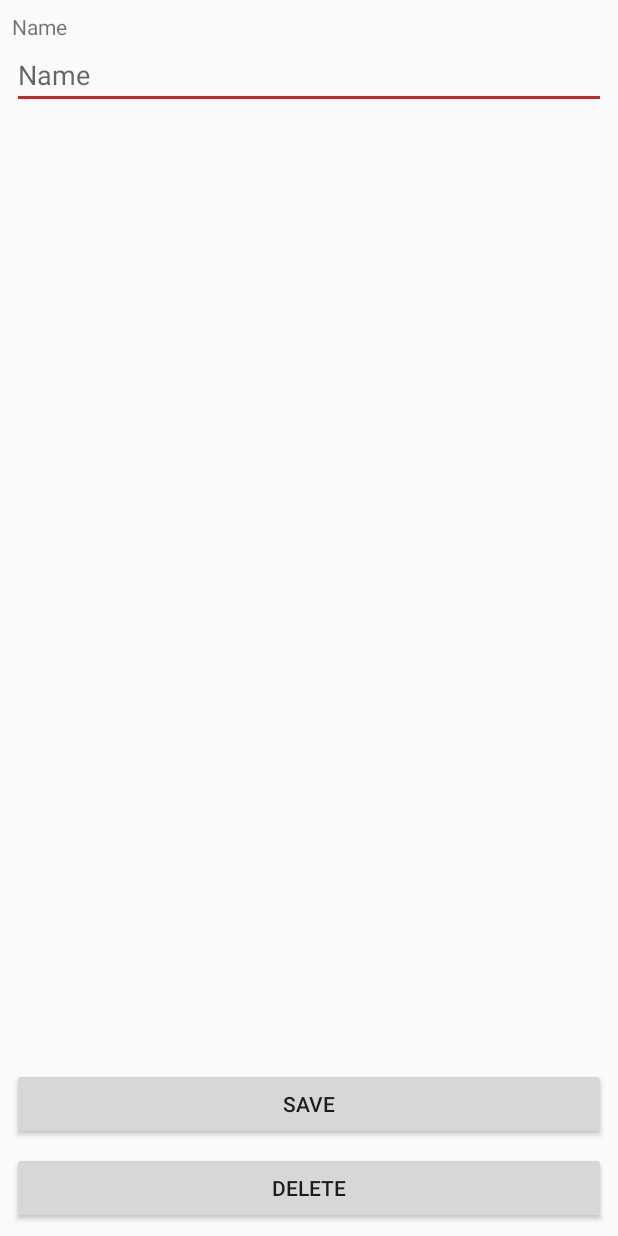
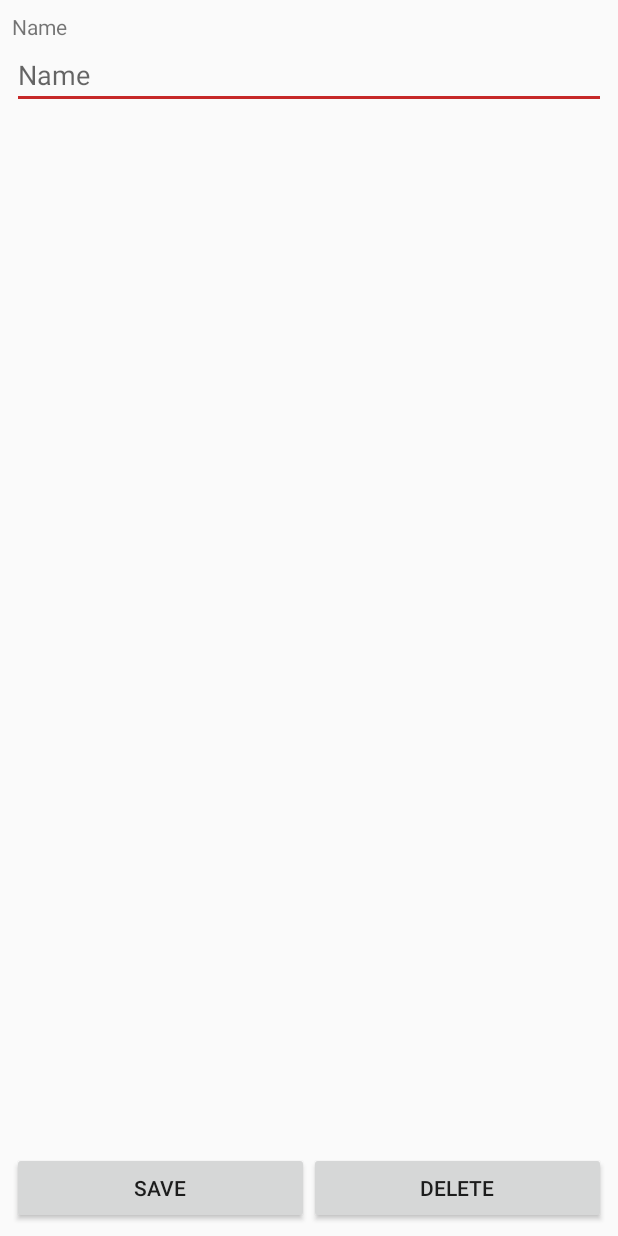
Before and after one commit to yorickvanzweeden/WalletKeepApp, an Android app: the layout editwallet_activity.xml on its own in the app's theme, with its tools: preview values and no code run, on a phone screen of 412 x 824 dp. Run offline under Robolectric (Android 15) with nearby library versions, the phone set to English and light mode, and no system bars.

Commit message:
Small UI updates

```diff
--- a/app/src/main/res/layout/asset_content_listitem.xml
+++ b/app/src/main/res/layout/asset_content_listitem.xml
@@ -29,6 +29,8 @@
                 android:layout_marginBottom="8dp"
                 android:layout_marginEnd="8dp"
                 android:layout_marginTop="32dp"
+                android:gravity="right"
+                android:textAlignment="gravity"
                 android:text="ChangeVal"
                 card_view:layout_constraintBottom_toBottomOf="parent"
                 card_view:layout_constraintEnd_toEndOf="parent"
@@ -40,9 +42,13 @@
                 android:layout_width="0dp"
                 android:layout_height="wrap_content"
                 android:layout_marginEnd="8dp"
+                android:layout_marginStart="16dp"
                 android:layout_marginTop="8dp"
+                android:gravity="right"
+                android:textAlignment="gravity"
                 android:text="PriceVal"
                 card_view:layout_constraintEnd_toEndOf="parent"
+                card_view:layout_constraintStart_toEndOf="@+id/asset_listitem_textView_label_price"
                 card_view:layout_constraintTop_toTopOf="parent" />
 
             <TextView
--- a/app/src/main/res/layout/editwallet_activity.xml
+++ b/app/src/main/res/layout/editwallet_activity.xml
@@ -5,31 +5,6 @@
     android:layout_width="match_parent"
     android:layout_height="match_parent"
     tools:context="com.walletkeep.walletkeep.ui.wallet.EditWalletActivity">
-
-    <Button
-        android:id="@+id/editWallet_activity_button_save"
-        android:layout_width="0dp"
-        android:layout_height="wrap_content"
-        android:layout_marginBottom="8dp"
-        android:layout_marginEnd="8dp"
-        android:layout_marginStart="8dp"
-        android:text="@string/save"
-        app:layout_constraintBottom_toTopOf="@+id/editWallet_activity_button_delete"
-        app:layout_constraintEnd_toEndOf="parent"
-        app:layout_constraintHorizontal_bias="0.0"
-        app:layout_constraintStart_toStartOf="parent" />
-
-    <Button
-        android:id="@+id/editWallet_activity_button_delete"
-        android:layout_width="0dp"
-        android:layout_height="wrap_content"
-        android:layout_marginBottom="8dp"
-        android:layout_marginEnd="8dp"
-        android:layout_marginStart="8dp"
-        android:text="@string/delete"
-        app:layout_constraintBottom_toBottomOf="parent"
-        app:layout_constraintEnd_toEndOf="parent"
-        app:layout_constraintStart_toStartOf="parent" />
 
     <TextView
         android:id="@+id/editwallet_activity_textView_label_name"
@@ -57,17 +32,52 @@
         app:layout_constraintStart_toStartOf="parent"
         app:layout_constraintTop_toBottomOf="@+id/editwallet_activity_textView_label_name" />
 
-    <FrameLayout
+    <android.support.constraint.ConstraintLayout
         android:id="@+id/editwallet_activity_fragmentContainer"
         android:layout_width="0dp"
         android:layout_height="0dp"
-        app:layout_constraintBottom_toBottomOf="parent"
+        app:layout_constraintBottom_toTopOf="@+id/constraintLayout2"
         app:layout_constraintEnd_toEndOf="parent"
         app:layout_constraintHorizontal_bias="0.0"
         app:layout_constraintStart_toStartOf="parent"
         app:layout_constraintTop_toBottomOf="@+id/editwallet_activity_textView_name"
         app:layout_constraintVertical_bias="0.0">
+    </android.support.constraint.ConstraintLayout>
 
-    </FrameLayout>
+    <android.support.constraint.ConstraintLayout
+        android:id="@+id/constraintLayout2"
+        android:layout_width="match_parent"
+        android:layout_height="60dp"
+        app:layout_constraintBottom_toBottomOf="parent"
+        app:layout_constraintEnd_toEndOf="parent"
+        app:layout_constraintStart_toStartOf="parent">
+
+        <Button
+            android:id="@+id/editWallet_activity_button_save"
+            android:layout_width="0dp"
+            android:layout_height="wrap_content"
+            android:layout_marginBottom="8dp"
+            android:layout_marginStart="8dp"
+            android:text="@string/save"
+            app:layout_constraintBottom_toBottomOf="parent"
+            app:layout_constraintEnd_toStartOf="@+id/editWallet_activity_button_delete"
+            app:layout_constraintHorizontal_bias="0.5"
+            app:layout_constraintStart_toStartOf="parent" />
+
+        <Button
+            android:id="@+id/editWallet_activity_button_delete"
+            android:layout_width="0dp"
+            android:layout_height="wrap_content"
+            android:layout_marginBottom="8dp"
+            android:layout_marginEnd="8dp"
+            android:text="@string/delete"
+            app:layout_constraintBottom_toBottomOf="parent"
+            app:layout_constraintEnd_toEndOf="parent"
+            app:layout_constraintHorizontal_bias="0.5"
+            app:layout_constraintStart_toEndOf="@+id/editWallet_activity_button_save" />
+
+    </android.support.constraint.ConstraintLayout>
+
+
 
 </android.support.constraint.ConstraintLayout>
```
